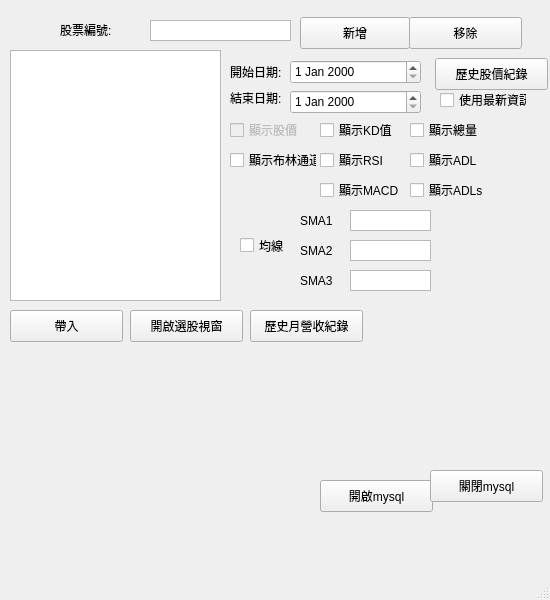
bjioljlo/StockHistory, file UI_main.ui: the form before one commit.
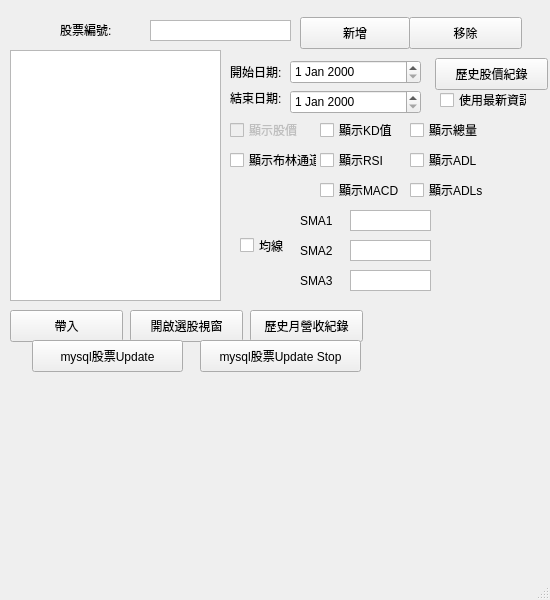
The form after the commit.

Commit message: 修正mysql功能和優化

What changed in the file:
```diff
--- a/UI_main.ui
+++ b/UI_main.ui
@@ -443,27 +443,27 @@
    <widget class="QPushButton" name="button_runMysql">
     <property name="geometry">
      <rect>
-      <x>320</x>
-      <y>480</y>
-      <width>113</width>
+      <x>32</x>
+      <y>340</y>
+      <width>151</width>
       <height>32</height>
      </rect>
     </property>
     <property name="text">
-     <string>開啟mysql</string>
+     <string>mysql股票Update</string>
     </property>
    </widget>
    <widget class="QPushButton" name="button_stopMysql">
     <property name="geometry">
      <rect>
-      <x>430</x>
-      <y>470</y>
-      <width>113</width>
+      <x>200</x>
+      <y>340</y>
+      <width>161</width>
       <height>32</height>
      </rect>
     </property>
     <property name="text">
-     <string>關閉mysql</string>
+     <string>mysql股票Update Stop</string>
     </property>
    </widget>
   </widget>
```
Left out of the diff: 4 changed lines with no effect on the pictures. The commit also changes 4 other files.
